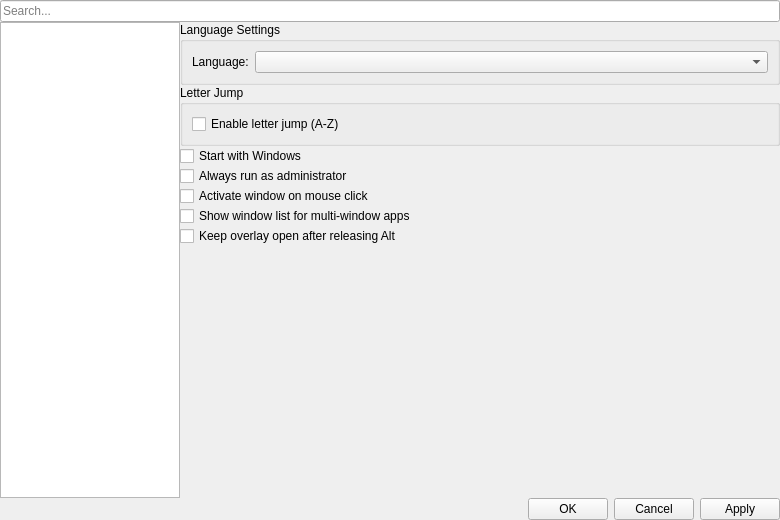
Above: ui/SettingsDialog.ui from Hendrix4858/AltTaber before the change. Below: the same form after it.
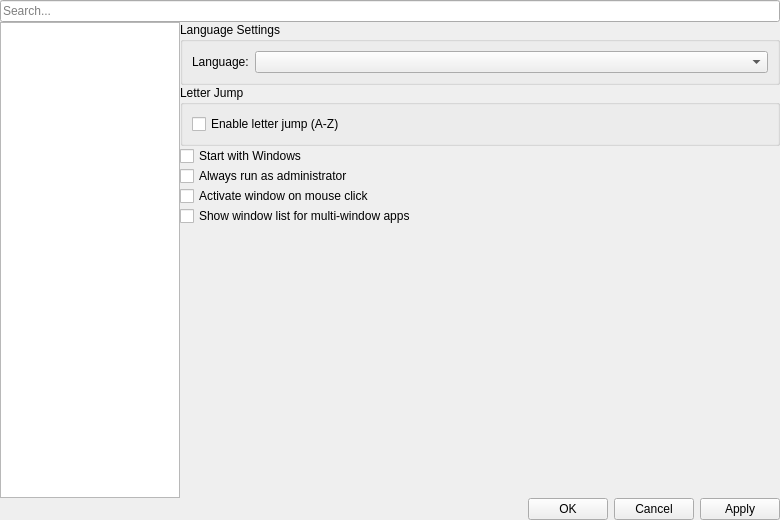
That is the form after the change.

Commit message: [Refactor] Remove stayOpenOnAltRelease option from settings and related UI elements; update logging for hotkey bindings

Patch:
```diff
--- a/ui/SettingsDialog.ui
+++ b/ui/SettingsDialog.ui
@@ -181,13 +181,6 @@
            </property>
           </widget>
          </item>
-         <item>
-          <widget class="QCheckBox" name="stayOpenCheck">
-           <property name="text">
-            <string>Keep overlay open after releasing Alt</string>
-           </property>
-          </widget>
-         </item>
          <item>
           <spacer name="generalSpacer">
            <property name="orientation">
```
Lines whose indentation alone changed are shown as unchanged. The commit also changes 6 other files.
